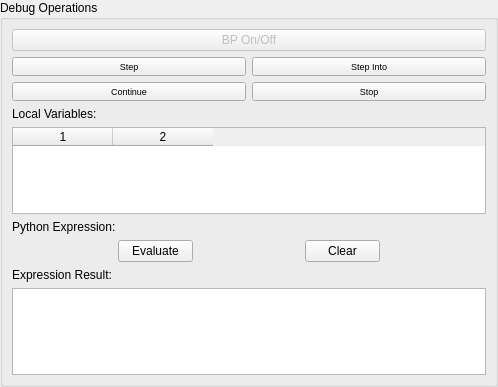
Qt form origame/gui/debugging/ui_files/ops_panel.ui (DND-DRDC-RDDC/OS_ORIGAME) before a commit.
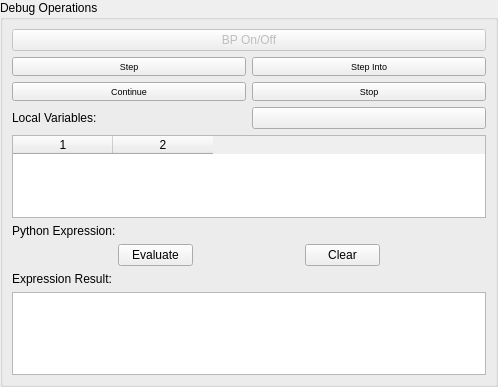
The same form after that commit.

Commit message: add button to refresh local variables table

```diff
--- a/origame/gui/debugging/ui_files/ops_panel.ui
+++ b/origame/gui/debugging/ui_files/ops_panel.ui
@@ -178,11 +178,18 @@
       <item>
        <layout class="QVBoxLayout" name="verticalLayout_3">
         <item>
+         <layout class="QHBoxLayout" name="horizontalLayout_5">
+          <item>
          <widget class="QLabel" name="label">
           <property name="text">
            <string>Local Variables:</string>
           </property>
          </widget>
+          </item>
+          <item>
+           <widget class="QPushButton" name="variable_refresh_button"/>
+          </item>
+         </layout>
         </item>
         <item>
          <widget class="QTableWidget" name="local_variables_table">
```
Lines whose indentation alone changed are shown as unchanged. The commit also changes 2 other files.
